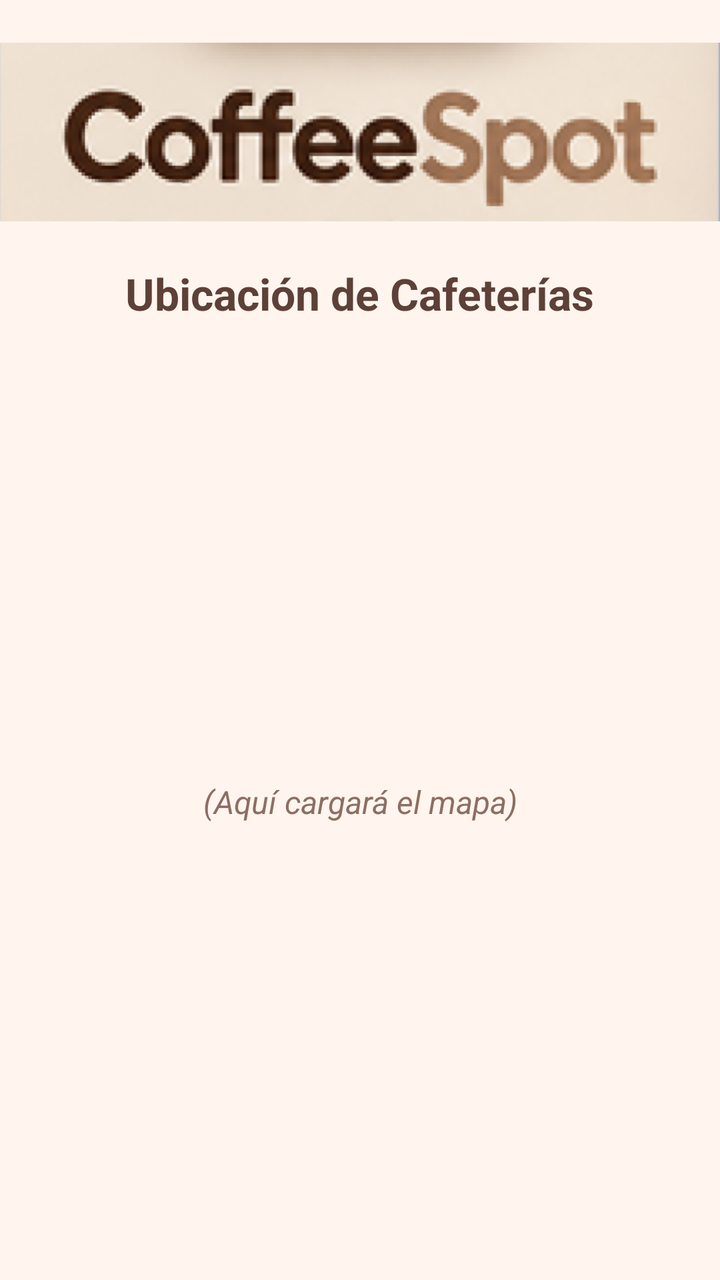
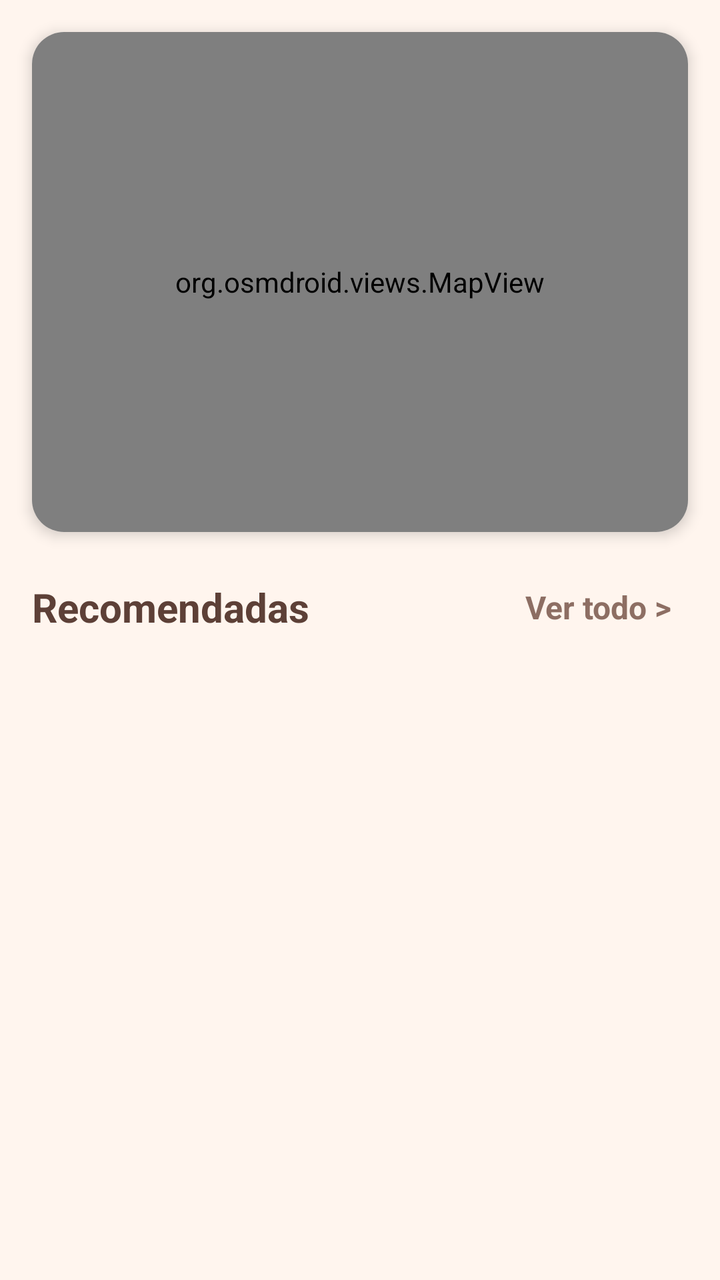

Two renders of the same Android screen: before a commit and after it. Below are the layout's source before the change and the commit's diff.
<!-- AndroidManifest.xml: application theme Theme.Cafeteria -->
<!-- res/layout/fragment_google_maps.xml -->
<?xml version="1.0" encoding="utf-8"?>
<androidx.constraintlayout.widget.ConstraintLayout xmlns:android="http://schemas.android.com/apk/res/android"
    xmlns:app="http://schemas.android.com/apk/res-auto"
    android:layout_width="match_parent"
    android:layout_height="match_parent"
    android:background="#FFF5EE">

    <ImageView
        android:id="@+id/logo_superior_mapa"
        android:layout_width="match_parent"
        android:layout_height="100dp"
        android:layout_marginTop="16dp"
        android:src="@drawable/logocoffeespot2"
        android:scaleType="fitCenter"
        app:layout_constraintTop_toTopOf="parent"
        app:layout_constraintEnd_toEndOf="parent"
        app:layout_constraintStart_toStartOf="parent"/>

    <TextView
        android:id="@+id/titulo_mapa"
        android:layout_width="wrap_content"
        android:layout_height="wrap_content"
        android:text="Ubicación de Cafeterías"
        android:textSize="22sp"
        android:textColor="#5D4037"
        android:textStyle="bold"
        android:layout_marginTop="16dp"
        app:layout_constraintEnd_toEndOf="parent"
        app:layout_constraintStart_toStartOf="parent"
        app:layout_constraintTop_toBottomOf="@+id/logo_superior_mapa" />

    <TextView
        android:layout_width="wrap_content"
        android:layout_height="wrap_content"
        android:text="(Aquí cargará el mapa)"
        android:textSize="16sp"
        android:textStyle="italic"
        android:textColor="#8D6E63"
        app:layout_constraintTop_toBottomOf="@+id/titulo_mapa"
        app:layout_constraintBottom_toBottomOf="parent"
        app:layout_constraintStart_toStartOf="parent"
        app:layout_constraintEnd_toEndOf="parent"/>

</androidx.constraintlayout.widget.ConstraintLayout>
<!-- resources referenced by this layout -->
<resources>
  <!-- drawable logocoffeespot2: png bitmap (drawable, 75217 bytes) -->
  <style name="Theme.Cafeteria" parent="Base.Theme.Cafeteria" />
  <style name="Base.Theme.Cafeteria" parent="Theme.Material3.DayNight.NoActionBar">
          
          
      </style>
</resources>

<!-- the commit's change to res/layout/fragment_google_maps.xml (unified diff, before → after) -->
@@ -5,40 +5,61 @@
     android:layout_height="match_parent"
     android:background="#FFF5EE">
 
-    <ImageView
-        android:id="@+id/logo_superior_mapa"
+    
+    <androidx.cardview.widget.CardView
+        android:id="@+id/card_mapa"
         android:layout_width="match_parent"
-        android:layout_height="100dp"
-        android:layout_marginTop="16dp"
-        android:src="@drawable/logocoffeespot2"
-        android:scaleType="fitCenter"
+        android:layout_height="250dp"
+        android:layout_margin="16dp"
+        app:cardCornerRadius="16dp"
+        app:cardElevation="4dp"
         app:layout_constraintTop_toTopOf="parent"
-        app:layout_constraintEnd_toEndOf="parent"
-        app:layout_constraintStart_toStartOf="parent"/>
+        app:layout_constraintStart_toStartOf="parent"
+        app:layout_constraintEnd_toEndOf="parent">
 
+        <org.osmdroid.views.MapView
+            android:id="@+id/mapview"
+            android:layout_width="match_parent"
+            android:layout_height="match_parent" />
+    </androidx.cardview.widget.CardView>
+
+    
     <TextView
-        android:id="@+id/titulo_mapa"
+        android:id="@+id/txt_sugerencias"
         android:layout_width="wrap_content"
         android:layout_height="wrap_content"
-        android:text="Ubicación de Cafeterías"
-        android:textSize="22sp"
+        android:layout_marginStart="16dp"
+        android:layout_marginTop="24dp"
+        android:text="Recomendadas"
         android:textColor="#5D4037"
+        android:textSize="20sp"
         android:textStyle="bold"
-        android:layout_marginTop="16dp"
-        app:layout_constraintEnd_toEndOf="parent"
         app:layout_constraintStart_toStartOf="parent"
-        app:layout_constraintTop_toBottomOf="@+id/logo_superior_mapa" />
+        app:layout_constraintTop_toBottomOf="@+id/card_mapa" />
 
+    
     <TextView
+        android:id="@+id/txt_ver_todo"
         android:layout_width="wrap_content"
         android:layout_height="wrap_content"
-        android:text="(Aquí cargará el mapa)"
+        android:layout_marginEnd="16dp"
+        android:text="Ver todo >"
+        android:textColor="#8D6E63"
         android:textSize="16sp"
-        android:textStyle="italic"
-        android:textColor="#8D6E63"
-        app:layout_constraintTop_toBottomOf="@+id/titulo_mapa"
+        android:textStyle="bold"
+        android:padding="8dp"
+        app:layout_constraintBottom_toBottomOf="@+id/txt_sugerencias"
+        app:layout_constraintEnd_toEndOf="parent"
+        app:layout_constraintTop_toTopOf="@+id/txt_sugerencias" />
+
+    
+    <androidx.recyclerview.widget.RecyclerView
+        android:id="@+id/recycler_dashboard"
+        android:layout_width="match_parent"
+        android:layout_height="0dp"
+        android:layout_marginTop="12dp"
+        android:paddingHorizontal="16dp"
         app:layout_constraintBottom_toBottomOf="parent"
-        app:layout_constraintStart_toStartOf="parent"
-        app:layout_constraintEnd_toEndOf="parent"/>
+        app:layout_constraintTop_toBottomOf="@+id/txt_sugerencias" />
 
 </androidx.constraintlayout.widget.ConstraintLayout>
<!-- resource entries referenced after the edit -->
@@ -1,6 +1,5 @@
 <!-- resources referenced by this layout -->
 <resources>
-  <!-- drawable logocoffeespot2: png bitmap (drawable, 75217 bytes) -->
   <style name="Theme.Cafeteria" parent="Base.Theme.Cafeteria" />
   <style name="Base.Theme.Cafeteria" parent="Theme.Material3.DayNight.NoActionBar">
           
